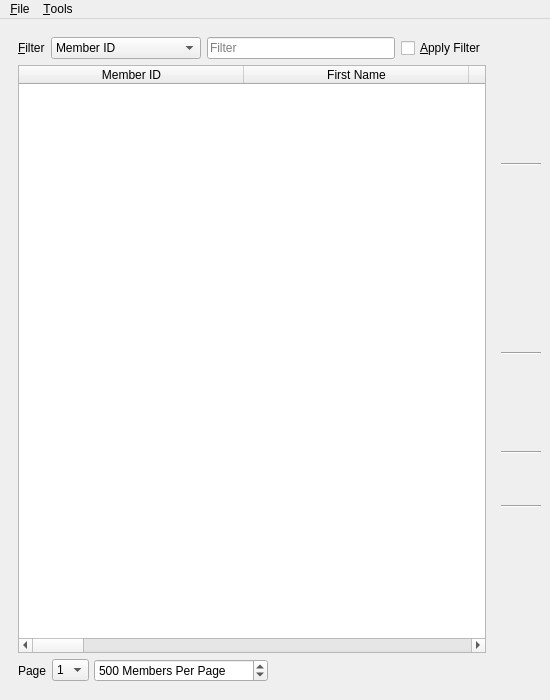
Before: the Qt Designer form UI/biblioteq_members_browser.ui in textbrowser/biblioteq, drawn with Qt 5.
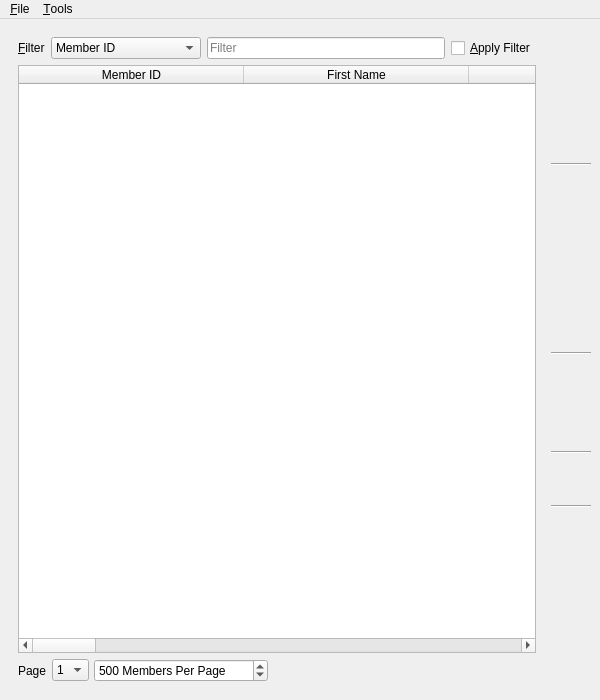
After: the same form once the commit is applied. Icons and pictures are not drawn.

Patch:
```diff
--- a/UI/biblioteq_members_browser.ui
+++ b/UI/biblioteq_members_browser.ui
@@ -6,7 +6,7 @@
    <rect>
     <x>0</x>
     <y>0</y>
-    <width>550</width>
+    <width>600</width>
     <height>700</height>
    </rect>
   </property>
@@ -571,7 +571,7 @@
     <rect>
      <x>0</x>
      <y>0</y>
-     <width>550</width>
+     <width>600</width>
      <height>30</height>
     </rect>
    </property>
```
